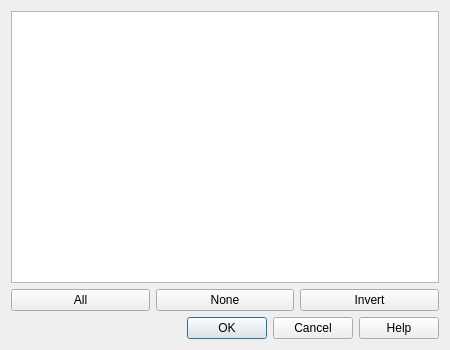
Before: the Qt Designer form source/interface/dialogs/sw_dialog_select.ui in nathaneltitane/studworx, drawn with Qt 5.
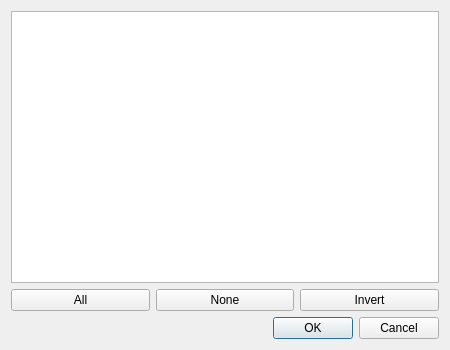
After: the same form once the commit is applied.

The edit to the form file:
```diff
--- a/source/interface/dialogs/sw_dialog_select.ui
+++ b/source/interface/dialogs/sw_dialog_select.ui
@@ -78,7 +78,7 @@
       <enum>Qt::Horizontal</enum>
      </property>
      <property name="standardButtons">
-      <set>QDialogButtonBox::Cancel|QDialogButtonBox::Help|QDialogButtonBox::Ok</set>
+      <set>QDialogButtonBox::Cancel|QDialogButtonBox::Ok</set>
      </property>
     </widget>
    </item>
```
